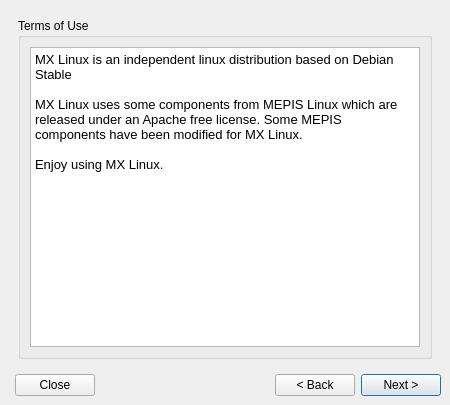
Before: the Qt Designer form meinstall.ui in anticapitalista/MX-installer, drawn with Qt 5.
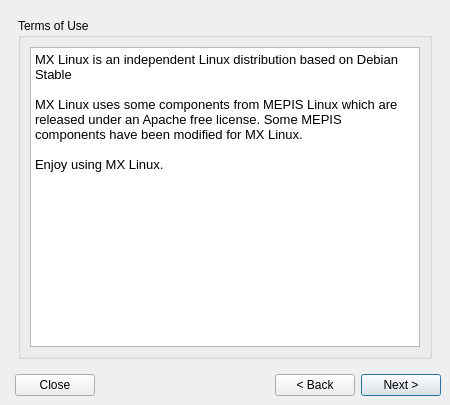
After: the same form once the commit is applied. The open tabs and pages were chosen to show the change.

```diff
--- a/meinstall.ui
+++ b/meinstall.ui
@@ -188,7 +188,7 @@
 &lt;html&gt;&lt;head&gt;&lt;meta name=&quot;qrichtext&quot; content=&quot;1&quot; /&gt;&lt;style type=&quot;text/css&quot;&gt;
 p, li { white-space: pre-wrap; }
 &lt;/style&gt;&lt;/head&gt;&lt;body style=&quot; font-family:'Droid Sans'; font-size:10pt; font-weight:400; font-style:normal;&quot;&gt;
-&lt;p style=&quot; margin-top:0px; margin-bottom:0px; margin-left:0px; margin-right:0px; -qt-block-indent:0; text-indent:0px;&quot;&gt;&lt;span style=&quot; font-family:'Sans';&quot;&gt;MX Linux is an independent linux distribution based on Debian Stable&lt;/span&gt;&lt;/p&gt;
+&lt;p style=&quot; margin-top:0px; margin-bottom:0px; margin-left:0px; margin-right:0px; -qt-block-indent:0; text-indent:0px;&quot;&gt;&lt;span style=&quot; font-family:'Sans';&quot;&gt;MX Linux is an independent Linux distribution based on Debian Stable&lt;/span&gt;&lt;/p&gt;
 &lt;p style=&quot;-qt-paragraph-type:empty; margin-top:0px; margin-bottom:0px; margin-left:0px; margin-right:0px; -qt-block-indent:0; text-indent:0px; font-family:'Sans';&quot;&gt;&lt;br /&gt;&lt;/p&gt;
 &lt;p style=&quot; margin-top:0px; margin-bottom:0px; margin-left:0px; margin-right:0px; -qt-block-indent:0; text-indent:0px;&quot;&gt;&lt;span style=&quot; font-family:'Sans';&quot;&gt;MX Linux uses some components from MEPIS Linux which are released under an Apache free license. Some MEPIS components have been modified for MX Linux.&lt;/span&gt;&lt;/p&gt;
 &lt;p style=&quot;-qt-paragraph-type:empty; margin-top:0px; margin-bottom:0px; margin-left:0px; margin-right:0px; -qt-block-indent:0; text-indent:0px; font-family:'Sans';&quot;&gt;&lt;br /&gt;&lt;/p&gt;
```
Left out of the diff: 2 changed lines with no effect on the pictures.
